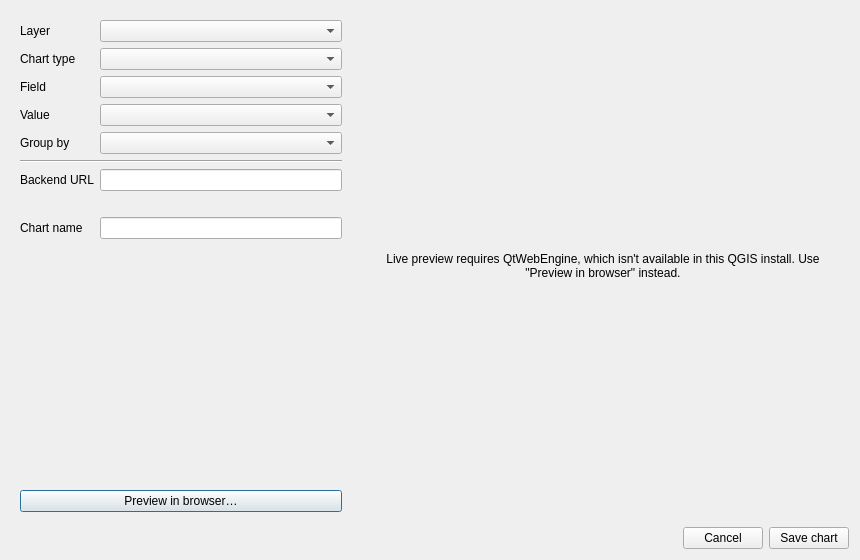
First picture: the form in dialogs/ui/chart_builder_dialog.ui, repository lbdudc/qgispublisher, before the edit.
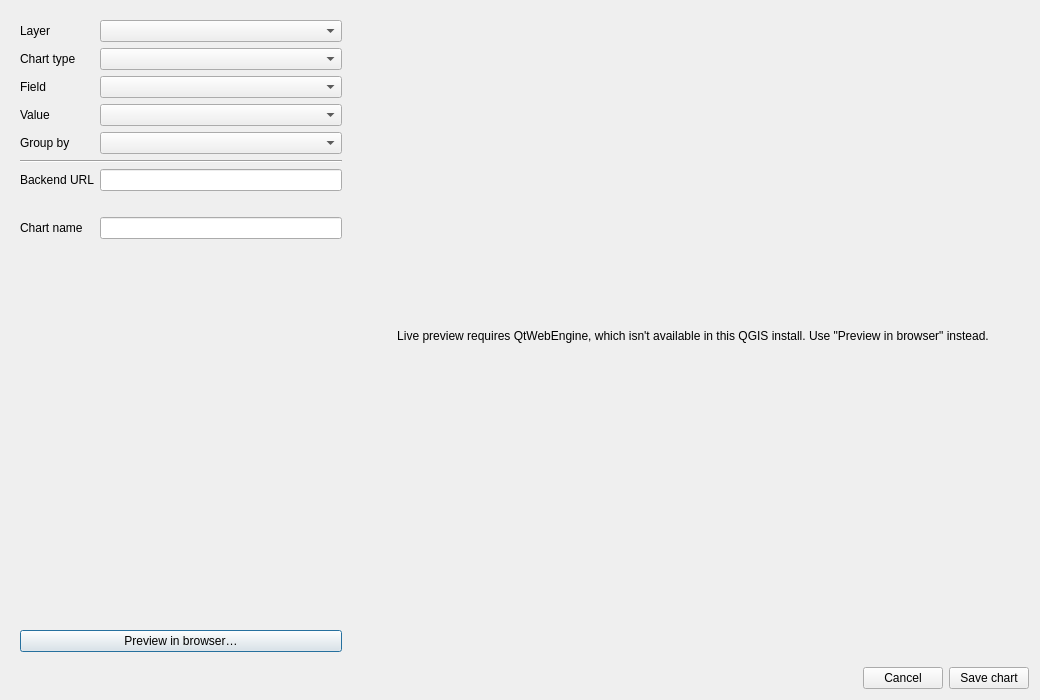
Second picture: the form after the edit.

The edit to the form file:
```diff
--- a/dialogs/ui/chart_builder_dialog.ui
+++ b/dialogs/ui/chart_builder_dialog.ui
@@ -6,14 +6,14 @@
    <rect>
     <x>0</x>
     <y>0</y>
-    <width>860</width>
-    <height>560</height>
+    <width>1040</width>
+    <height>700</height>
    </rect>
   </property>
   <property name="minimumSize">
    <size>
-    <width>720</width>
-    <height>460</height>
+    <width>840</width>
+    <height>540</height>
    </size>
   </property>
   <property name="windowTitle">
```
